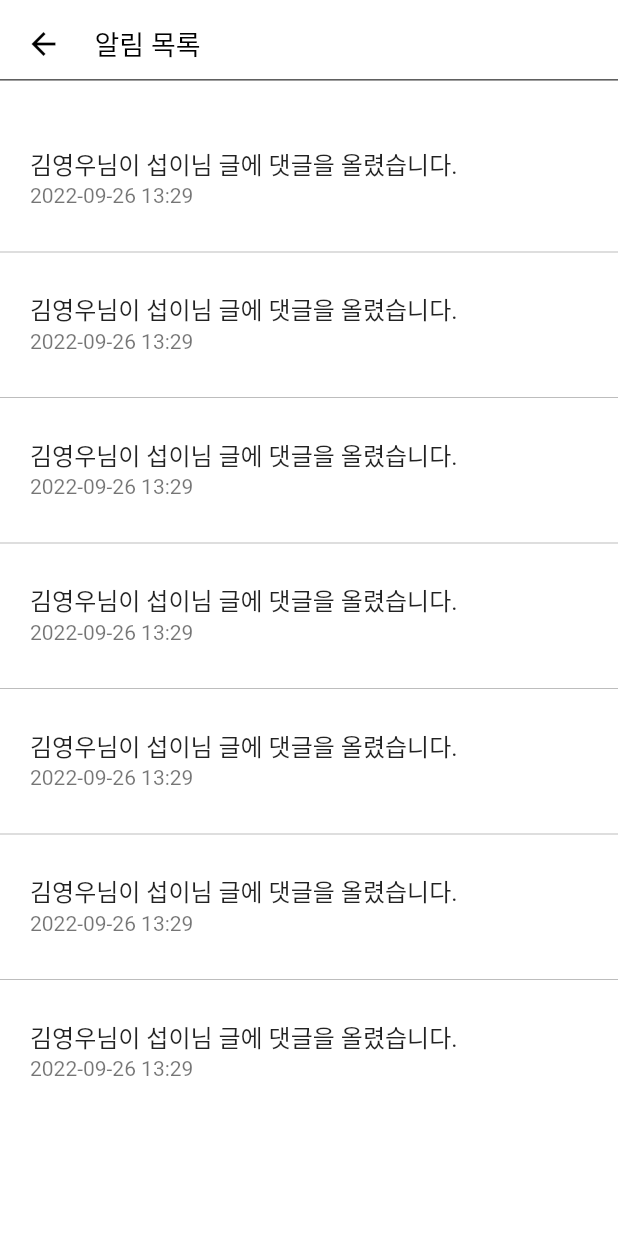
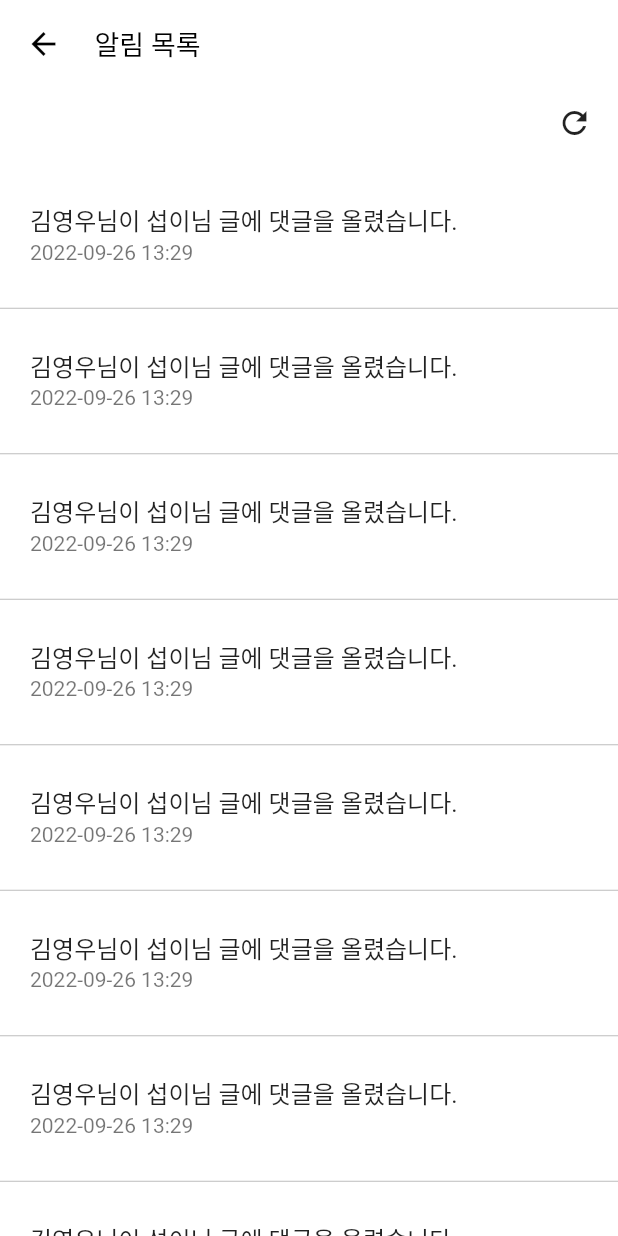
Before and after one commit to lalafafa1318/help_desk, a Flutter app: the NotificationPage screen opened directly, on a phone screen of 412 x 824 dp. Run offline on Flutter 3.47's test engine with Material 2 defaults, Android fonts, the phone set to English and light mode, and no system bars; drawn by our look-alikes of flutter_slidable, oktoast; our stand-ins replace awesome_dialog, bottom_navy_bar, cached_network_image, cloud_firestore, dotted_border, expandable_text and 16 more; missing offline and left inert: adaptive_scrollbar, flutter_app_badger, flutter_facebook_auth, flutter_keyboard_size, kakao_flutter_sdk_user, twitter_login; accounts and stored records are empty; network calls fail.

Commit message:
17번쨰 commit

```diff
--- a/lib/bindingController/binding_controller.dart
+++ b/lib/bindingController/binding_controller.dart
@@ -16,6 +16,7 @@ class BindingController implements Bindings {
   // BottomNavigationBar controller 등록하는 method
   // PostList controller를 등록하는 method
   // Posting controller를 등록하는 method
+  // Notification Controllerf를 등록하는 method
   // Settings controller를 등록하는 method
   static addServalController() {
     Get.put(BottomNavigationBarController());
--- /dev/null
+++ b/lib/model/notification_model.dart
@@ -0,0 +1,4 @@
+// 알림 목록에 대한 Model class 입니다.
+class NotificationModel {
+
+}
--- a/lib/screen/bottomNavigationBar/notification/notification_page.dart
+++ b/lib/screen/bottomNavigationBar/notification/notification_page.dart
@@ -10,6 +10,7 @@ class NotificationPage extends StatelessWidget {
   // topView 입니다.
   Widget topView() {
     return SizedBox(
+      width: Get.width,
       child: Row(
         children: [
           const SizedBox(width: 5),
@@ -41,11 +42,24 @@ class NotificationPage extends StatelessWidget {
     );
   }
 
+  // 새로 고침하는 View 입니다.
+  Widget refreshView() {
+    return Container(
+      margin: const EdgeInsets.only(left: 5, right: 5, bottom: 5),
+      alignment: Alignment.centerRight,
+      child: IconButton(
+        onPressed: () {
+          // Server에서 데이터를 가져온다.
+        },
+        icon: const Icon(Icons.refresh_outlined),
+      ),
+    );
+  }
+
   // 알림 목록 view 입니다.
   Widget notificationView() {
-    return SizedBox(
-      width: Get.width,
-      height: 650,
+    return Expanded(
+      flex: 1,
       child: ListView.builder(
         itemCount: 100,
         itemBuilder: (BuildContext context, int index) => messageView(index),
@@ -90,19 +104,18 @@ class NotificationPage extends StatelessWidget {
   Widget build(BuildContext context) {
     return Scaffold(
       backgroundColor: Colors.white,
-
-      // StreamBuilder을 통해 Firebase 알림 목록 변경 사항을 확인하는 method을 배치하여 Widget을 여러 번 업데이트할 예정이다.
       body: Column(
+        crossAxisAlignment: CrossAxisAlignment.start,
         children: [
           const SizedBox(height: 5),
 
           // topView 입니다.
           topView(),
 
-          //구분자 입니다.
-          const Divider(height: 0.5, color: Colors.black),
+          const SizedBox(height: 5),
 
-          const SizedBox(height: 20),
+          // 새로 고침을 나타내는 View 입니다.
+          refreshView(),
 
           // 알림 목록 View 입니다.
           notificationView(),
--- a/lib/screen/bottomNavigationBar/postList/specific_post_page.dart
+++ b/lib/screen/bottomNavigationBar/postList/specific_post_page.dart
@@ -44,9 +44,6 @@ class _SpecificPostPageState extends State<SpecificPostPage> {
   List<CommentModel> commentArray = [];
   // CommentData의 whoWriteUserUid를 참고하여 UserData을 가져와 관리하는 배열
   List<UserModel> commentUserArray = [];
-
-  // 처음 didChangeDependencies()에 접근했는지 아닌지 판별하는 변수
-  // bool isFirstAcessDidChangeDependencies = true;
 
   // Server에 Comment 데이터를 호출하는 것을 허락할지, 불허할지 판별하는 변수
   bool isCallServerAboutCommentData = false;
```
Also changed, not shown: lib/screen/bottomNavigationBar/controller/notification_controller.dart (+11 -5 lines).
